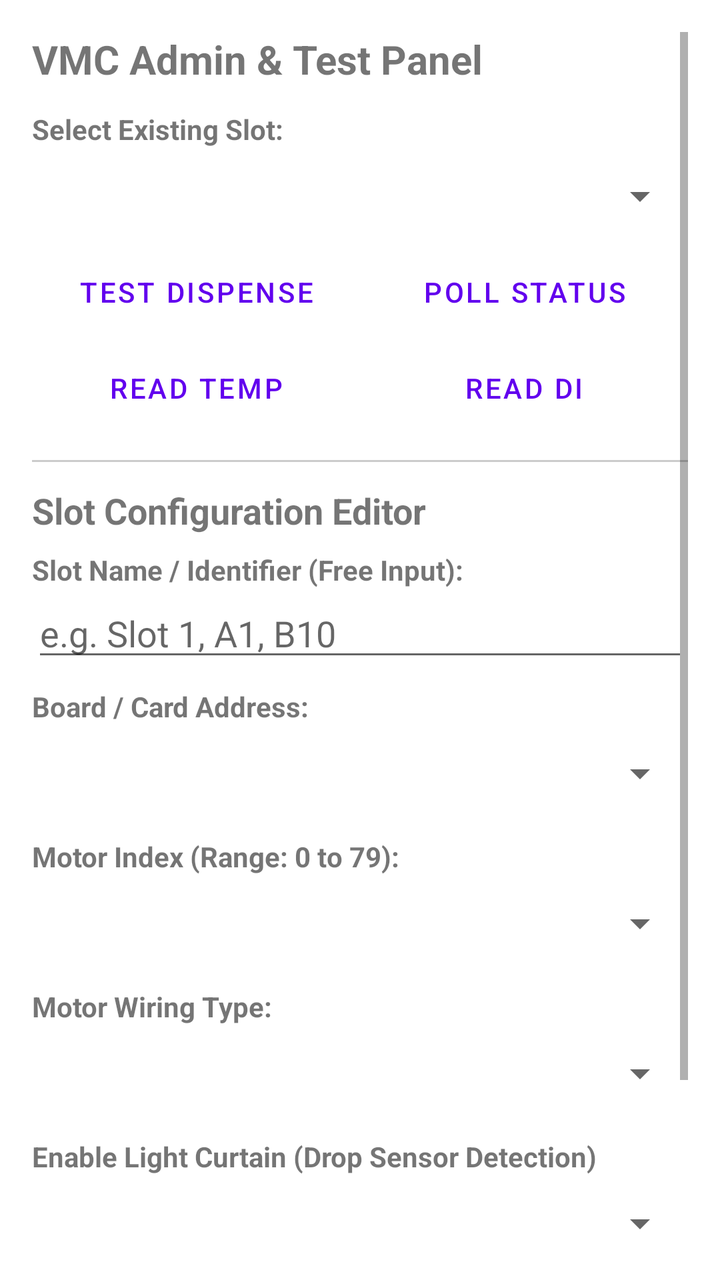
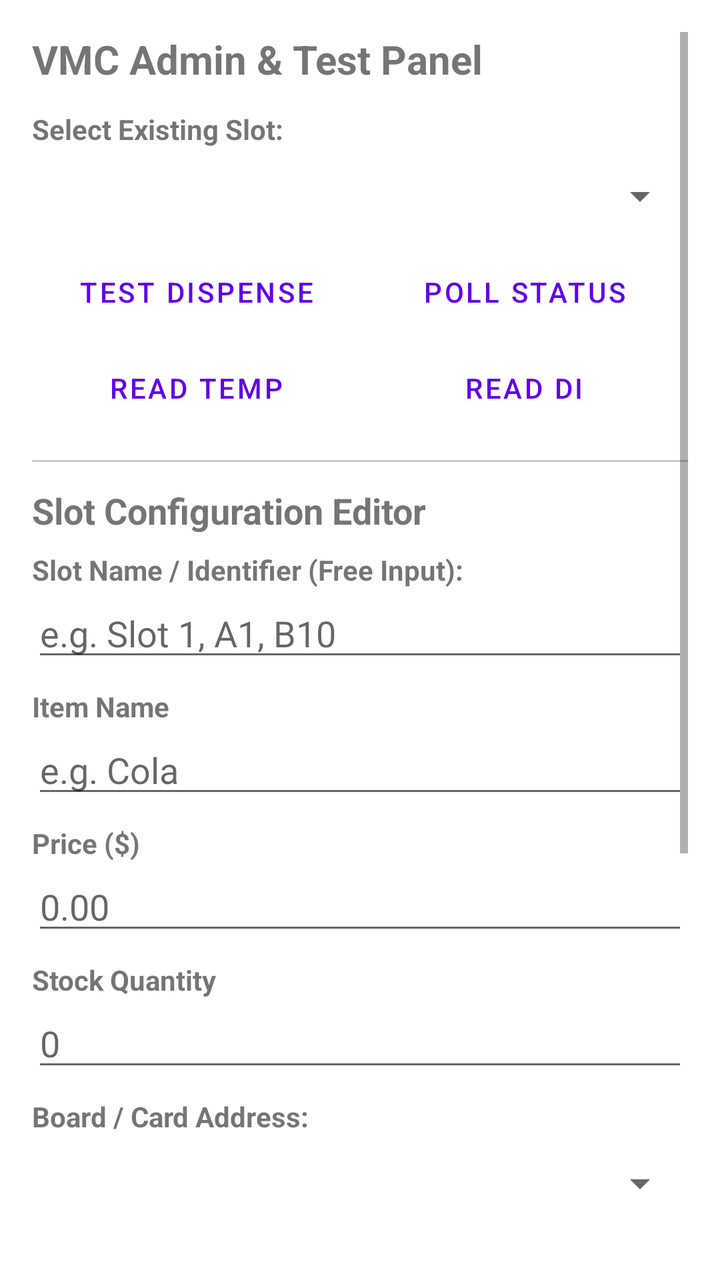

An Android layout rendered at two revisions. The XML below is the earlier revision; the diff shows what the commit changed to produce the second picture.
<!-- AndroidManifest.xml: application theme Theme.VMControlTemplate -->
<!-- res/layout/dialog_admin.xml -->
<?xml version="1.0" encoding="utf-8"?>
<ScrollView xmlns:android="http://schemas.android.com/apk/res/android"
    android:layout_width="match_parent"
    android:layout_height="wrap_content"
    android:fillViewport="true"
    android:focusable="true"
    android:focusableInTouchMode="true"
    android:padding="16dp">

    <LinearLayout
        android:layout_width="match_parent"
        android:layout_height="wrap_content"
        android:orientation="vertical">

        <TextView
            android:layout_width="wrap_content"
            android:layout_height="wrap_content"
            android:text="@string/admin_title"
            android:textSize="20sp"
            android:textStyle="bold" />

        <TextView
            android:layout_width="wrap_content"
            android:layout_height="wrap_content"
            android:layout_marginTop="12dp"
            android:text="@string/admin_select_slot"
            android:textStyle="bold" />

        <Spinner
            android:id="@+id/spinnerSlots"
            android:layout_width="match_parent"
            android:layout_height="48dp" />

        
        <LinearLayout
            style="?android:attr/buttonBarStyle"
            android:layout_width="match_parent"
            android:layout_height="wrap_content"
            android:orientation="horizontal"
            android:weightSum="2">

            <Button
                android:id="@+id/btnTestDispense"
                style="?android:attr/buttonBarButtonStyle"
                android:layout_width="0dp"
                android:layout_height="wrap_content"
                android:layout_weight="1"
                android:text="@string/admin_test_dispense" />

            <Button
                android:id="@+id/btnPollStatus"
                style="?android:attr/buttonBarButtonStyle"
                android:layout_width="0dp"
                android:layout_height="wrap_content"
                android:layout_weight="1"
                android:text="@string/admin_poll_status" />
        </LinearLayout>

        
        <LinearLayout
            style="?android:attr/buttonBarStyle"
            android:layout_width="match_parent"
            android:layout_height="wrap_content"
            android:orientation="horizontal"
            android:weightSum="2">

            <Button
                android:id="@+id/btnReadTemp"
                style="?android:attr/buttonBarButtonStyle"
                android:layout_width="0dp"
                android:layout_height="wrap_content"
                android:layout_weight="1"
                android:text="@string/admin_read_temp" />

            <Button
                android:id="@+id/btnReadDI"
                style="?android:attr/buttonBarButtonStyle"
                android:layout_width="0dp"
                android:layout_height="wrap_content"
                android:layout_weight="1"
                android:text="@string/admin_read_di" />
        </LinearLayout>

        
        <View
            android:layout_width="match_parent"
            android:layout_height="1dp"
            android:layout_marginVertical="12dp"
            android:background="#CCCCCC" />

        <TextView
            android:layout_width="wrap_content"
            android:layout_height="wrap_content"
            android:text="@string/admin_editor_title"
            android:textSize="18sp"
            android:textStyle="bold" />

        
        <TextView
            android:layout_width="wrap_content"
            android:layout_height="wrap_content"
            android:layout_marginTop="8dp"
            android:text="@string/admin_slot_id_label"
            android:textStyle="bold" />

        <EditText
            android:id="@+id/edtSlotId"
            android:layout_width="match_parent"
            android:layout_height="wrap_content"
            android:autofillHints="username"
            android:hint="@string/admin_slot_id_hint"
            android:inputType="text" />

        
        <TextView
            android:layout_width="wrap_content"
            android:layout_height="wrap_content"
            android:layout_marginTop="8dp"
            android:text="@string/admin_card_address_label"
            android:textStyle="bold" />

        <Spinner
            android:id="@+id/spinnerCardAddress"
            android:layout_width="match_parent"
            android:layout_height="48dp" />

        
        <TextView
            android:layout_width="wrap_content"
            android:layout_height="wrap_content"
            android:layout_marginTop="8dp"
            android:text="@string/admin_motor_index_label"
            android:textStyle="bold" />

        <Spinner
            android:id="@+id/spinnerMotorIndex"
            android:layout_width="match_parent"
            android:layout_height="48dp" />

        
        <TextView
            android:layout_width="wrap_content"
            android:layout_height="wrap_content"
            android:layout_marginTop="8dp"
            android:text="@string/admin_motor_type_label"
            android:textStyle="bold" />

        <Spinner
            android:id="@+id/spinnerMotorType"
            android:layout_width="match_parent"
            android:layout_height="48dp" />

        
        <TextView
            android:layout_width="wrap_content"
            android:layout_height="wrap_content"
            android:layout_marginTop="8dp"
            android:text="@string/admin_light_curtain_label"
            android:textStyle="bold" />

        <Spinner
            android:id="@+id/spinnerLightCurtain"
            android:layout_width="match_parent"
            android:layout_height="48dp" />

        
        <LinearLayout
            style="?android:attr/buttonBarStyle"
            android:layout_width="match_parent"
            android:layout_height="wrap_content"
            android:layout_marginTop="12dp"
            android:orientation="horizontal"
            android:weightSum="2">

            <Button
                android:id="@+id/btnSaveSlot"
                style="?android:attr/buttonBarButtonStyle"
                android:layout_width="0dp"
                android:layout_height="wrap_content"
                android:layout_weight="1"
                android:text="@string/admin_btn_save" />

            <Button
                android:id="@+id/btnDeleteSlot"
                style="?android:attr/buttonBarButtonStyle"
                android:layout_width="0dp"
                android:layout_height="wrap_content"
                android:layout_weight="1"
                android:text="@string/admin_btn_delete" />
        </LinearLayout>

        
        <TextView
            android:id="@+id/txtAdminLog"
            android:layout_width="match_parent"
            android:layout_height="wrap_content"
            android:layout_marginTop="12dp"
            android:background="#EFEFEF"
            android:padding="8dp"
            android:text="@string/admin_log_placeholder" />

    </LinearLayout>
</ScrollView>
<!-- resources referenced by this layout -->
<resources>
  <string name="admin_btn_delete">Delete Slot</string>
  <string name="admin_btn_save">Save / Update</string>
  <string name="admin_card_address_label">Board / Card Address:</string>
  <string name="admin_editor_title">Slot Configuration Editor</string>
  <string name="admin_light_curtain_label">Enable Light Curtain (Drop Sensor Detection)</string>
  <string name="admin_log_placeholder">Status / Log Output</string>
  <string name="admin_motor_index_label">Motor Index (Range: 0 to 79):</string>
  <string name="admin_motor_type_label">Motor Wiring Type:</string>
  <string name="admin_poll_status">Poll Status</string>
  <string name="admin_read_di">Read DI</string>
  <string name="admin_read_temp">Read Temp</string>
  <string name="admin_select_slot">Select Existing Slot:</string>
  <string name="admin_slot_id_hint">e.g. Slot 1, A1, B10</string>
  <string name="admin_slot_id_label">Slot Name / Identifier (Free Input):</string>
  <string name="admin_test_dispense">Test Dispense</string>
  <string name="admin_title">VMC Admin &amp; Test Panel</string>
  <style name="Theme.VMControlTemplate" parent="Theme.MaterialComponents.DayNight.DarkActionBar">
          
          <item name="colorPrimary">@color/purple_500</item>
          <item name="colorPrimaryVariant">@color/purple_700</item>
          <item name="colorOnPrimary">@color/white</item>
          
          <item name="colorSecondary">@color/teal_200</item>
          <item name="colorSecondaryVariant">@color/teal_700</item>
          <item name="colorOnSecondary">@color/black</item>
          
          <item name="android:statusBarColor">?attr/colorPrimaryVariant</item>
          
      </style>
  <color name="purple_500">#FF6200EE</color>
  <color name="purple_700">#FF3700B3</color>
  <color name="white">#FFFFFFFF</color>
  <color name="teal_200">#FF03DAC5</color>
  <color name="teal_700">#FF018786</color>
  <color name="black">#FF000000</color>
</resources>

<!-- the commit's change to res/layout/dialog_admin.xml (unified diff, before → after) -->
@@ -116,6 +116,51 @@
             android:layout_width="wrap_content"
             android:layout_height="wrap_content"
             android:layout_marginTop="8dp"
+            android:text="Item Name"
+            android:textStyle="bold" />
+
+        <EditText
+            android:id="@+id/edtItemName"
+            android:layout_width="match_parent"
+            android:layout_height="wrap_content"
+            android:hint="e.g. Cola"
+            android:inputType="text" />
+
+        
+        <TextView
+            android:layout_width="wrap_content"
+            android:layout_height="wrap_content"
+            android:layout_marginTop="8dp"
+            android:text="Price ($)"
+            android:textStyle="bold" />
+
+        <EditText
+            android:id="@+id/edtPrice"
+            android:layout_width="match_parent"
+            android:layout_height="wrap_content"
+            android:hint="0.00"
+            android:inputType="numberDecimal" />
+
+        
+        <TextView
+            android:layout_width="wrap_content"
+            android:layout_height="wrap_content"
+            android:layout_marginTop="8dp"
+            android:text="Stock Quantity"
+            android:textStyle="bold" />
+
+        <EditText
+            android:id="@+id/edtStock"
+            android:layout_width="match_parent"
+            android:layout_height="wrap_content"
+            android:hint="0"
+            android:inputType="number" />
+
+        
+        <TextView
+            android:layout_width="wrap_content"
+            android:layout_height="wrap_content"
+            android:layout_marginTop="8dp"
             android:text="@string/admin_card_address_label"
             android:textStyle="bold" />
 
